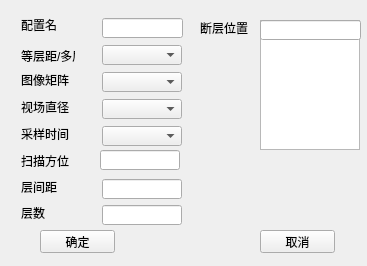
The window that ZCIPS/CTScan/ct3AddModifyDialog.ui (maozi2327/ZCIPS) describes before a commit, drawn with Qt 5.
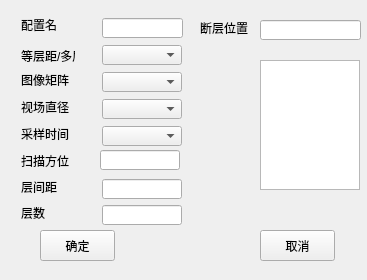
The same window after the commit.

Diff of the .ui file:
```diff
--- a/ZCIPS/CTScan/ct3AddModifyDialog.ui
+++ b/ZCIPS/CTScan/ct3AddModifyDialog.ui
@@ -7,7 +7,7 @@
     <x>0</x>
     <y>0</y>
     <width>367</width>
-    <height>266</height>
+    <height>280</height>
    </rect>
   </property>
   <property name="windowTitle">
@@ -58,7 +58,7 @@
    <property name="geometry">
     <rect>
      <x>260</x>
-     <y>20</y>
+     <y>60</y>
      <width>100</width>
      <height>130</height>
     </rect>
@@ -512,7 +512,7 @@
      <x>40</x>
      <y>230</y>
      <width>75</width>
-     <height>23</height>
+     <height>31</height>
     </rect>
    </property>
    <property name="text">
@@ -531,7 +531,7 @@
      <x>260</x>
      <y>230</y>
      <width>75</width>
-     <height>23</height>
+     <height>31</height>
     </rect>
    </property>
    <property name="text">
```
Left out of the diff: 3 changed lines with no effect on the pictures.
